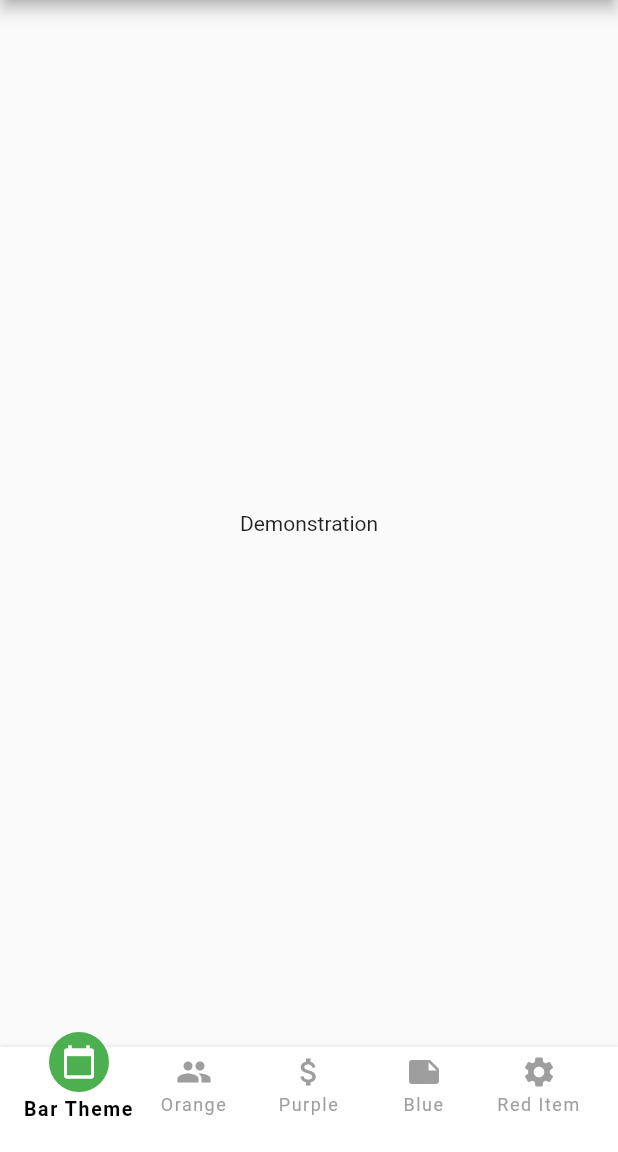
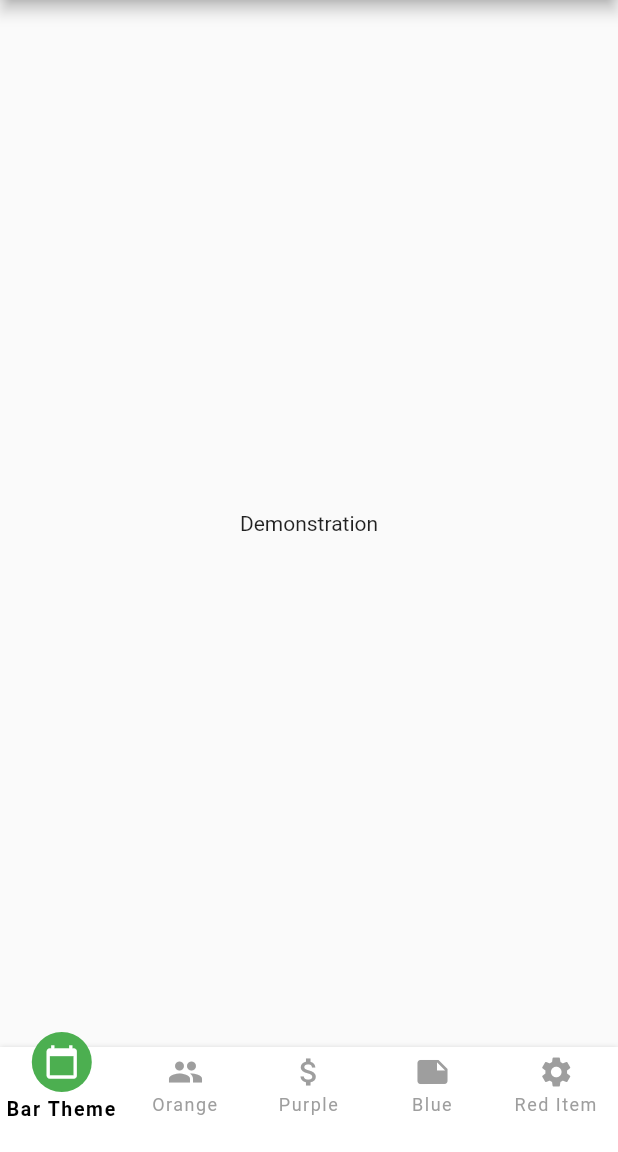
Before and after one commit to 55Builds/Flutter-FFNavigationBar, a Flutter app: the screen it shows after launch, on a phone screen of 412 x 824 dp, the part 84-1236 px from its top. Run offline on Flutter 3.47's test engine with Material 2 defaults, Android fonts, the phone set to English and light mode, and no system bars.

Commit message:
Use SizedBox to fix hitbox size

```diff
--- a/lib/ff_navigation_bar.dart
+++ b/lib/ff_navigation_bar.dart
@@ -75,7 +75,15 @@ class _FFNavigationBarState extends State<FFNavigationBar> {
                       selectedIndex = index;
                     });
                   },
-                  child: item,
+                  child: Container(
+                    color: Colors.transparent,
+                    child: SizedBox(
+                      width: MediaQuery.of(context).size.width /
+                          widget.items.length,
+                      height: theme.barHeight,
+                      child: item,
+                    ),
+                  ),
                 );
               }).toList(),
             ),
```
